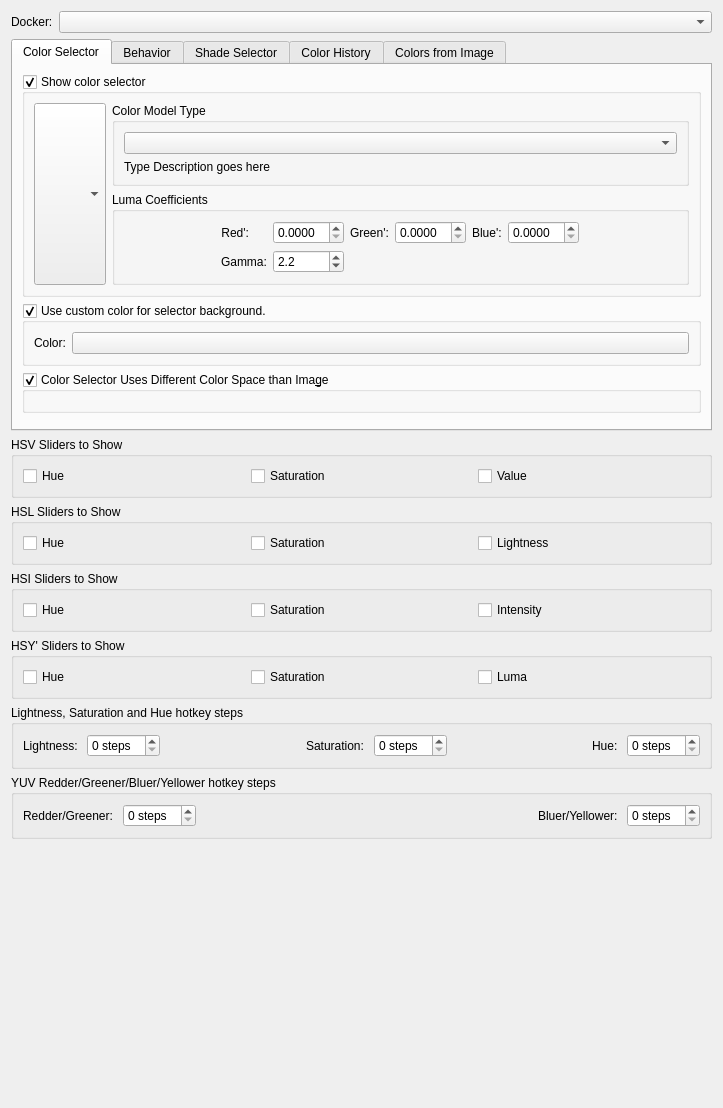
First picture: the form in plugins/dockers/advancedcolorselector/wdg_color_selector_settings.ui, repository KDE/krita, before the edit.
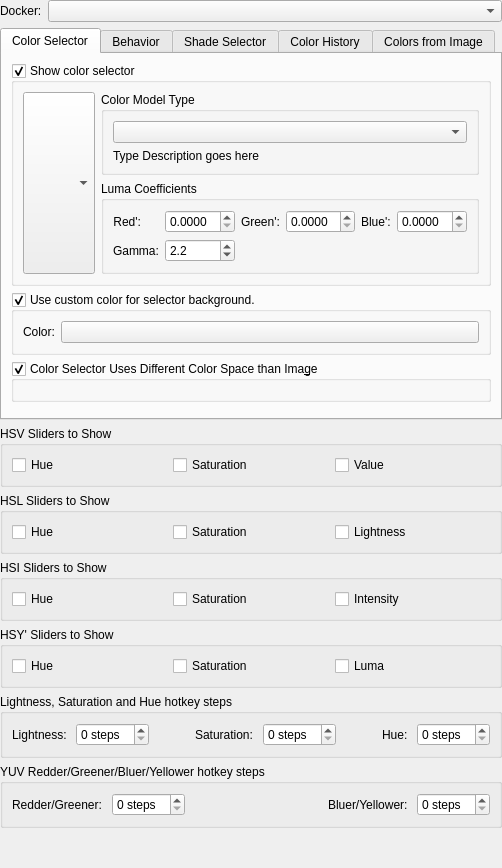
Second picture: the form after the edit. Custom widgets are drawn as their Qt base class.

Patch:
```diff
--- a/plugins/dockers/advancedcolorselector/wdg_color_selector_settings.ui
+++ b/plugins/dockers/advancedcolorselector/wdg_color_selector_settings.ui
@@ -6,24 +6,22 @@
   </author>
  <class>KisColorSelectorSettings</class>
  <widget class="QWidget" name="KisColorSelectorSettings">
-  <property name="geometry">
-   <rect>
-    <x>0</x>
-    <y>0</y>
-    <width>723</width>
-    <height>1108</height>
-   </rect>
-  </property>
-  <property name="sizePolicy">
-   <sizepolicy hsizetype="Minimum" vsizetype="MinimumExpanding">
-    <horstretch>0</horstretch>
-    <verstretch>0</verstretch>
-   </sizepolicy>
-  </property>
   <property name="windowTitle">
    <string>Color Selector Settings</string>
   </property>
   <layout class="QVBoxLayout" name="verticalLayout_16">
+   <property name="leftMargin">
+    <number>0</number>
+   </property>
+   <property name="topMargin">
+    <number>0</number>
+   </property>
+   <property name="rightMargin">
+    <number>0</number>
+   </property>
+   <property name="bottomMargin">
+    <number>0</number>
+   </property>
    <item>
     <layout class="QFormLayout" name="dockerSelectForm">
      <property name="labelAlignment">
```
